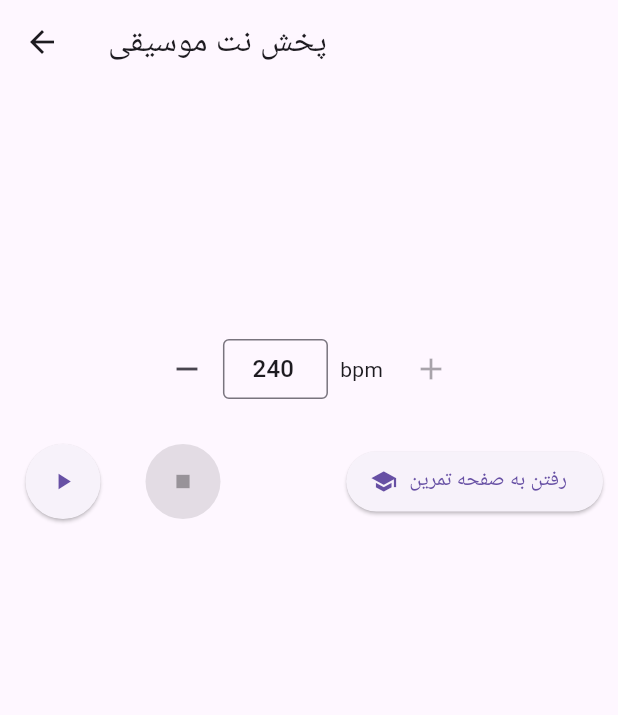
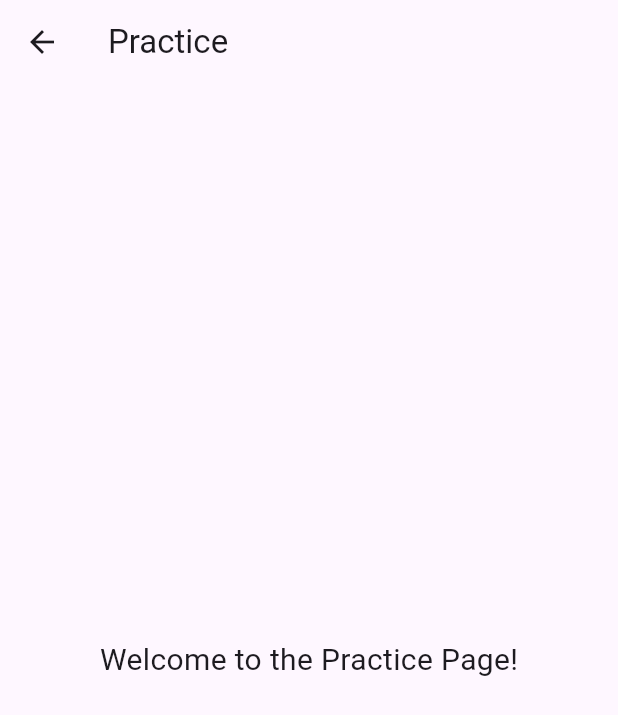
Before and after one commit to alias6588/sol_app, a Flutter app: the MusicPlayScreen screen opened directly, after a tap on "رفتن به صفحه تمرین", on a phone screen of 412 x 824 dp. Shown: the top 715 px of the screen. Run offline on Flutter 3.47's test engine with Material 3 defaults, Android fonts, the phone set to English and light mode, and no system bars; our stand-ins replace file_picker, flutter_dotenv; missing offline and left inert: flutter_midi_pro.

```diff
--- a/lib/pages/music_play_screen.dart
+++ b/lib/pages/music_play_screen.dart
@@ -1,5 +1,6 @@
 import 'package:flutter/material.dart';
 import 'package:sol/models/music_player_notifier.dart';
+import 'package:sol/pages/practice_page.dart';
 import 'package:sol/widgets/bpm_control.dart';
 import 'package:sol/widgets/measure_card.dart';
 import 'package:provider/provider.dart';
@@ -126,7 +127,12 @@ class _MusicPlayScreenState extends State<MusicPlayScreen> {
                       ElevatedButton.icon(
                         onPressed: () {
                           musicPlayNotifier.stop();
-                          Navigator.of(context).pushNamed('/practice');
+
+                          Navigator.push(
+                              context,
+                              MaterialPageRoute(
+                                builder: (context) => const PracticePage(),
+                              ));
                         },
                         icon: const Icon(Icons.school),
                         label: const Text('رفتن به صفحه تمرین'),
--- /dev/null
+++ b/lib/pages/practice_page.dart
@@ -0,0 +1,20 @@
+import 'package:flutter/material.dart';
+
+class PracticePage extends StatelessWidget {
+  const PracticePage({super.key});
+
+  @override
+  Widget build(BuildContext context) {
+    return Scaffold(
+      appBar: AppBar(
+        title: const Text('Practice'),
+      ),
+      body: const Center(
+        child: Text(
+          'Welcome to the Practice Page!',
+          style: TextStyle(fontSize: 20),
+        ),
+      ),
+    );
+  }
+}
```
Also changed, not shown: lib/models/music_elements/note.dart (+7 -2 lines), lib/pages/image_selection_screen.dart (+32 -12 lines), lib/widgets/measure_card.dart (+8 -11 lines).
